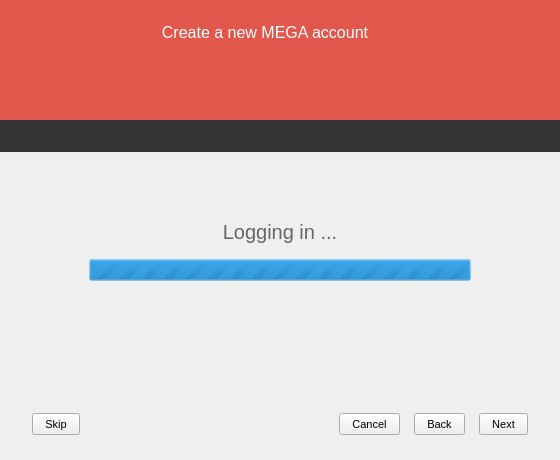
Above: src/MEGASync/gui/win/SetupWizard.ui from meganz/MEGAsync before the change. Below: the same form after it.
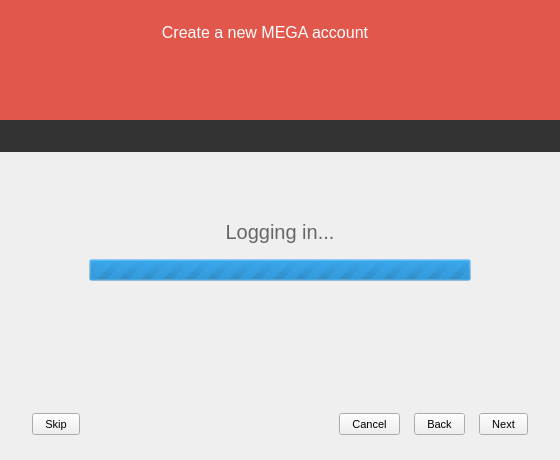
That is the form after the change. The open tabs and pages were chosen to show the change. Icons and pictures are not drawn. Custom widgets are drawn as their Qt base class.

```diff
--- a/src/MEGASync/gui/win/SetupWizard.ui
+++ b/src/MEGASync/gui/win/SetupWizard.ui
@@ -1202,7 +1202,7 @@
              <string notr="true"/>
             </property>
             <property name="text">
-             <string>Logging in ...</string>
+             <string>Logging in...</string>
             </property>
             <property name="alignment">
              <set>Qt::AlignCenter</set>
```
